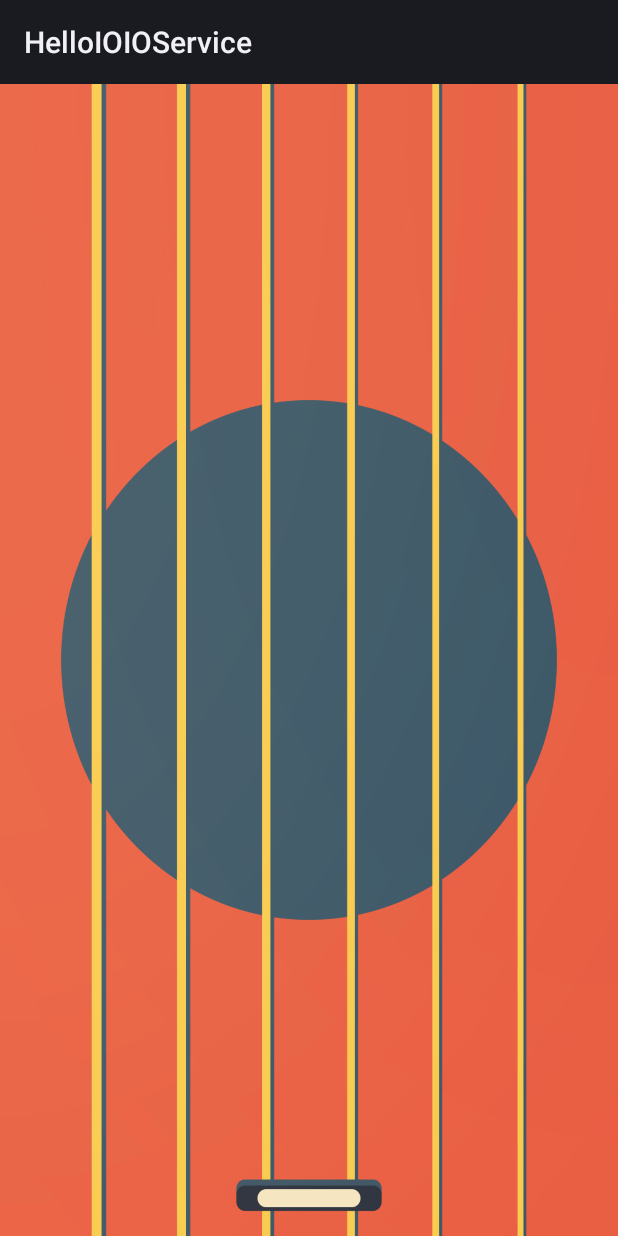
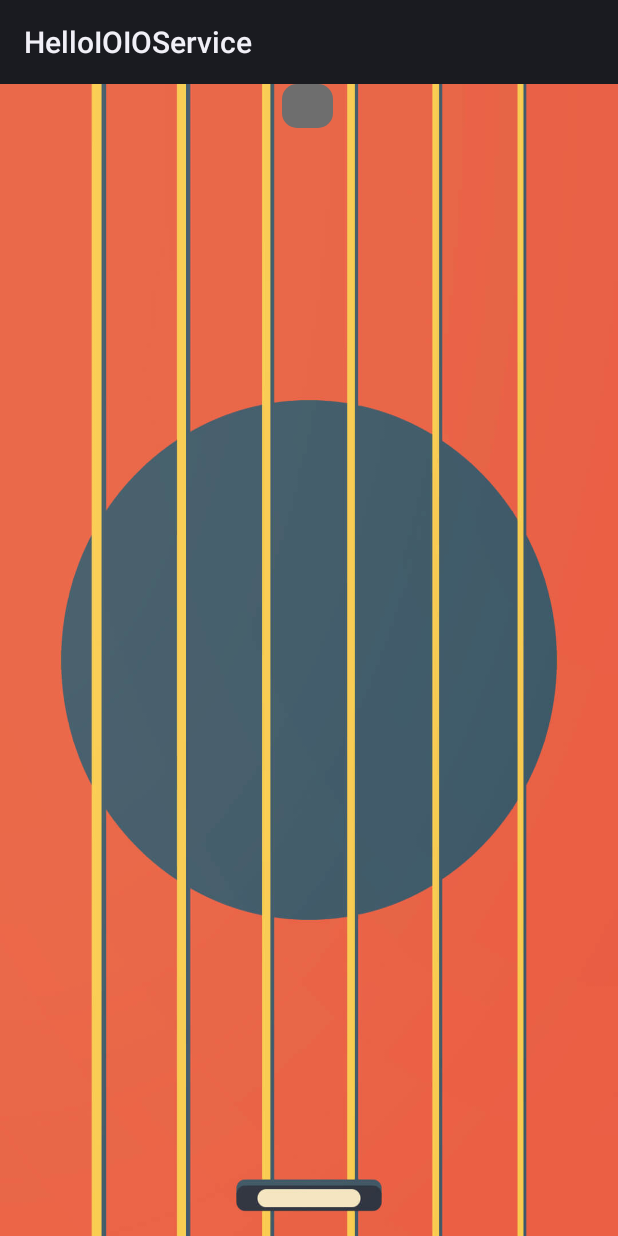
Before and after one commit to omerom88/Portabella_Prototype, an Android app: the screen it shows after launch (GuitarActivity), after a tap on "PLAY SOME GUITAR!!!", on a phone screen of 412 x 824 dp. Run offline under Robolectric (Android 15) with nearby library versions, the phone set to English and light mode, and no system bars; libraries missing offline, so code that uses them is left out: com.jeremyfeinstein.slidingmenu; 8 statements that could not run were skipped.

Commit message:
with rec button and basic menu

```diff
--- a/src/main/java/ioio/examples/hello_service/GuitarActivity/Cord.java
+++ b/src/main/java/ioio/examples/hello_service/GuitarActivity/Cord.java
@@ -128,7 +128,7 @@ public class Cord implements Runnable {
 
     public void playIteration(int currIndex, int curSarig, float currVolume) {
         audioTrack.setPlaybackRate(Cord.calcPitch(GuitarActivity.retSrigim[curSarig] + 1));
-//        Log.i(this.getClass().getSimpleName(), Integer.toString(GuitarActivity.retSrigim[curSarig] + 1));
+//       check the 10* ___, its something with the equlizer.
         audioTrack.setStereoVolume(10*currVolume, 10*currVolume);
 //                setVolume(audioTrack, currVolume);
         play(currIndex);
--- a/src/main/java/ioio/examples/hello_service/GuitarActivity/GuitarActivity.java
+++ b/src/main/java/ioio/examples/hello_service/GuitarActivity/GuitarActivity.java
@@ -6,15 +6,22 @@ import android.content.Context;
 import android.content.Intent;
 import android.content.IntentFilter;
 import android.content.res.Resources;
+import android.graphics.Color;
 import android.graphics.Point;
 import android.os.Build;
 import android.os.Bundle;
 import android.util.Log;
 import android.view.Display;
+import android.view.View;
+import android.widget.Button;
 import android.widget.LinearLayout;
+import android.widget.RadioButton;
+
+import com.jeremyfeinstein.slidingmenu.lib.SlidingMenu;
 
 import ioio.examples.hello_service.HelloIOIOService2;
 import ioio.examples.hello_service.R;
+import ioio.examples.hello_service.Recording.Record;
 
 /**
  * Created by Tomer on 21/08/2016.
@@ -29,6 +36,7 @@ public class GuitarActivity extends Activity {
     public static float[] retMeitar = {0f,0f,0f,0f,0f,0f};
     public static int[] retSrigim = {-1,-1,-1,-1,-1,-1};
     public static float retVelBridge = 0f;
+    public static int clickCounter = 0;
 
 
     /**
@@ -65,14 +73,48 @@ public class GuitarActivity extends Activity {
         ActivitySwipeDetector activitySwipeDetector = new ActivitySwipeDetector(layouts);
         strummingLayout.setOnTouchListener(activitySwipeDetector);
 
+        ///////// menu ////////
+        SlidingMenu menu = new SlidingMenu(this);
+        menu.setMode(SlidingMenu.LEFT);
+        menu.setFadeDegree(0.35f);
+        menu.setBackgroundColor(Color.RED);
+        menu.attachToActivity(this, SlidingMenu.SLIDING_CONTENT);
 
+        //////// record button /////////
+        final Record record = Record.getInstance(this);
+        final Button recBut = (Button)findViewById(R.id.recButton);
+        recBut.setOnClickListener(new RadioButton.OnClickListener() {
+            @Override
+            public void onClick(View v) {
+                clickCounter++;
+                if (clickCounter % 2 == 1){
+                    Log.e(" ", "first click");
+                    recBut.setBackgroundResource(R.drawable.roundbuttonred);
+                    //odd case - recording
+                    record.start(); //think of how to do it if the duration and stuff are defined in rec menu
+                }
+                else{
+                    Log.e(" ", "second click");
+                    recBut.setBackgroundResource(R.drawable.roundbutton);
+                    //even case - finish recording
+                    finishRec();
+                }
+            }
+        });
+
+
+        //////// start ioio activity //////////
         mIntentFilter = new IntentFilter();
         mIntentFilter.addAction(mBroadcastStringAction);
         final Intent intent = new Intent(GuitarActivity.this, HelloIOIOService2.class);
         startService(intent);
     }
 
-
+    private void finishRec(){
+        //open the box that said what to do with it - save listen or share
+        //to see how we can rich this function in case record time is done
+        //to decide what heppend when the rec is done - default and user choice in the menu
+    }
 
     private BroadcastReceiver mReceiver = new BroadcastReceiver() {
         int[] lastSarig = {-1,-1,-1,-1,-1,-1};
--- /dev/null
+++ b/src/main/res/drawable/roundbutton.xml
@@ -0,0 +1,9 @@
+<?xml version="1.0" encoding="utf-8"?>
+<shape xmlns:android="http://schemas.android.com/apk/res/android" android:shape="rectangle" android:padding="10dp">
+    <solid android:color="#6E6E6E"/> <!-- this one is ths color of the Rounded Button -->
+    <corners
+        android:bottomRightRadius="10dp"
+        android:bottomLeftRadius="10dp"
+        android:topLeftRadius="10dp"
+        android:topRightRadius="10dp"/>
+</shape>
--- /dev/null
+++ b/src/main/res/drawable/roundbuttonred.xml
@@ -0,0 +1,9 @@
+<?xml version="1.0" encoding="utf-8"?>
+<shape xmlns:android="http://schemas.android.com/apk/res/android" android:shape="rectangle" android:padding="10dp">
+    <solid android:color="#70121b"/> <!-- this one is ths color of the Rounded Button -->
+    <corners
+        android:bottomRightRadius="10dp"
+        android:bottomLeftRadius="10dp"
+        android:topLeftRadius="10dp"
+        android:topRightRadius="10dp"/>
+</shape>
--- a/src/main/res/layout/guitar_layout.xml
+++ b/src/main/res/layout/guitar_layout.xml
@@ -2,7 +2,7 @@
 <LinearLayout xmlns:android="http://schemas.android.com/apk/res/android"
     android:layout_width="match_parent"
     android:layout_height="match_parent"
-    android:background="@drawable/screenr"
+    android:background="@drawable/screenr2"
     android:id="@+id/guitarLayout"
     android:baselineAligned="false">
 
@@ -43,6 +43,12 @@
         android:layout_weight="0.14">
     </LinearLayout>
 
+    <Button
+        android:layout_width="34dp"
+        android:layout_height="29dp"
+        android:id="@+id/recButton"
+        android:background="@drawable/roundbutton" />
+
     <LinearLayout
         android:orientation="horizontal"
         android:layout_height="fill_parent"
@@ -50,6 +56,7 @@
         android:background="#00ffffff"
         android:id="@+id/G"
         android:layout_weight="0.14">
+
     </LinearLayout>
 
     <LinearLayout
```
Also changed, not shown: src/main/res/drawable/rec.png (added), src/main/res/drawable/screenr2.jpg (added), 1264 other files.
